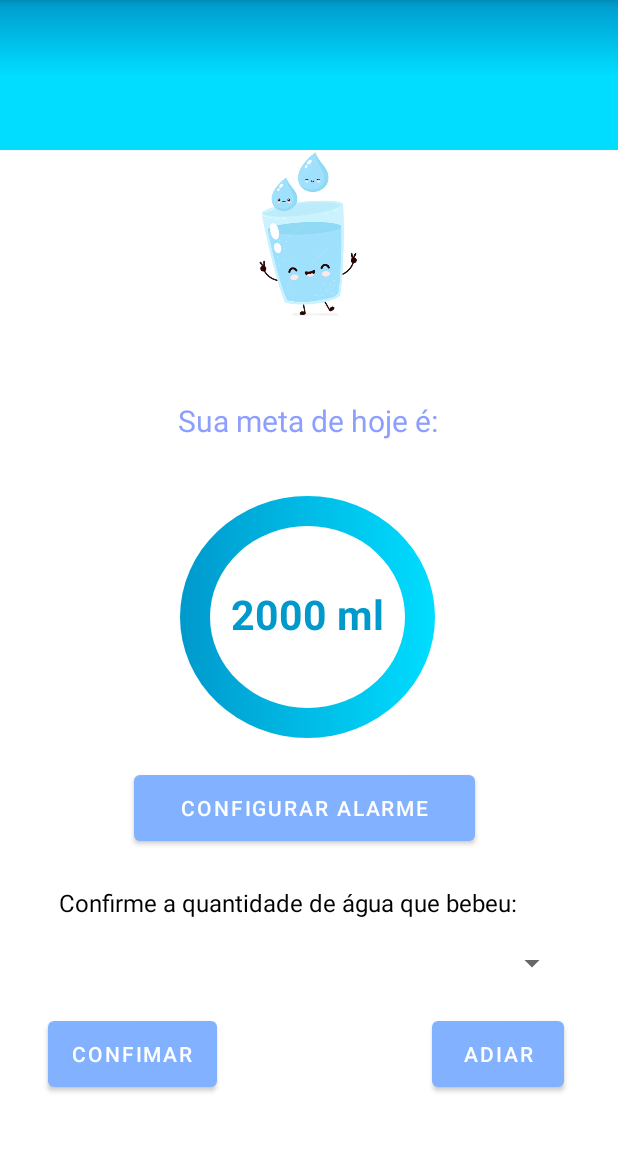
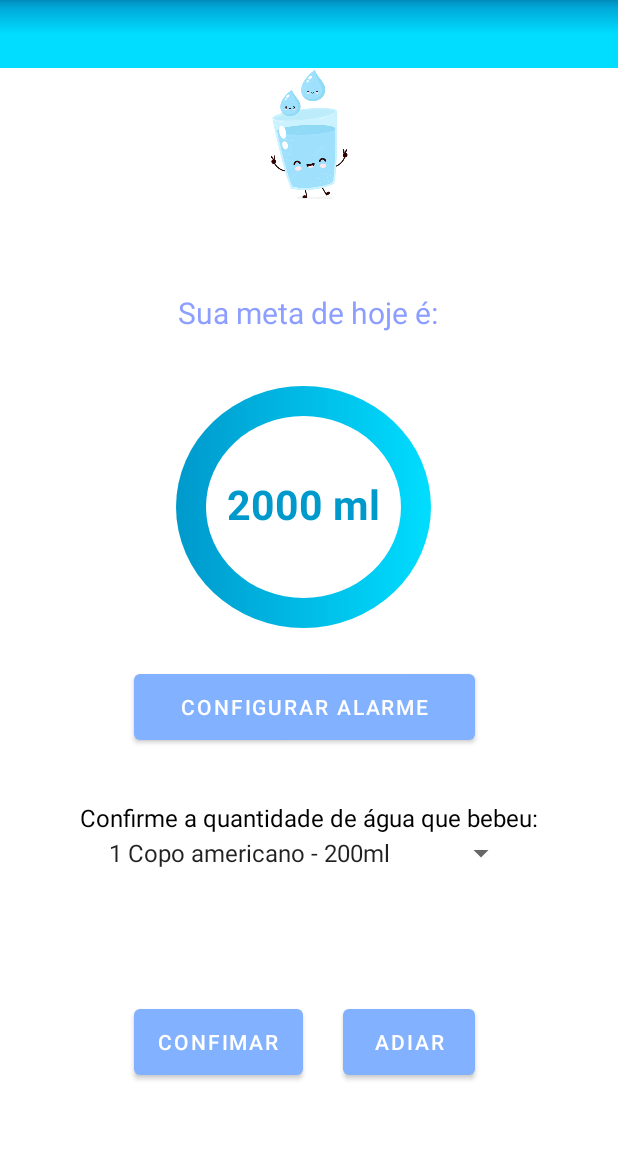
Before and after one commit to KevinRickelme/App-BeberAgua, an Android app: the Resultado screen opened directly, with no data from a screen before it, on a phone screen of 412 x 824 dp, the part 84-1236 px from its top. Run offline under Robolectric (Android 15) with nearby library versions, the light colour scheme and no system bars; 2 statements that could not run were skipped.

Commit message:
Tela config, att tela resultado

```diff
--- a/app/src/main/java/com/example/appbebergua/DadosPessoais.java
+++ b/app/src/main/java/com/example/appbebergua/DadosPessoais.java
@@ -58,14 +58,11 @@ public class DadosPessoais extends AppCompatActivity {
         long resultado = pessoaDao.insert(pessoa);
         if( resultado != -1){
             Intent it = new Intent(this, Resultado.class);
+            it.putExtra("primeiroAcesso", true);
             PessoaDAO p = new PessoaDAO(this);
             p.getPessoaFromDb();
             startActivity(it);
         }
-
-
-
-
     }
 
     private double calcularQtdAIngerir(double peso, boolean praticaExercicio) {
--- a/app/src/main/java/com/example/appbebergua/Notificacao.java
+++ b/app/src/main/java/com/example/appbebergua/Notificacao.java
@@ -24,6 +24,7 @@ public class Notificacao extends AppCompatActivity {
 
     public void setNotificationAlarm() {
         Intent it = new Intent(context, NotificacaoReceiver.class);
+        it.putExtra("primeiroAcesso", false);
         PendingIntent pendingIntent = PendingIntent.getBroadcast(
                 context, 0, it, 0);
 
--- a/app/src/main/java/com/example/appbebergua/Resultado.java
+++ b/app/src/main/java/com/example/appbebergua/Resultado.java
@@ -9,7 +9,10 @@ import android.os.Bundle;
 import android.view.Menu;
 import android.view.MenuItem;
 import android.view.View;
+import android.widget.AdapterView;
+import android.widget.ArrayAdapter;
 import android.widget.Button;
+import android.widget.Spinner;
 import android.widget.TextView;
 
 import java.util.Locale;
@@ -17,16 +20,22 @@ import java.util.Locale;
 import DAO.PessoaDAO;
 import model.Pessoa;
 
-public class Resultado extends AppCompatActivity {
-    Button btnAlarme;
+public class Resultado extends AppCompatActivity implements AdapterView.OnItemSelectedListener {
+    private Button btnAlarme, btnConfirma, btnAdiar;
     private Intent it;
     private Pessoa pessoa;
+    private Spinner opcoesQtdAguaIngerida;
+    private TextView txtQtdAgua;
+    private String respostaUser;
+
+    private boolean primeiroAcesso;
     @SuppressLint("MissingInflatedId")
     @Override
     protected void onCreate(Bundle savedInstanceState) {
         super.onCreate(savedInstanceState);
 
         it = getIntent();
+        it.getBooleanExtra("primeiroAcesso", false);
         pessoa = (Pessoa)it.getSerializableExtra("Pessoa");
         setContentView(R.layout.activity_resultado);
         TextView txtViewApresentacao = findViewById(R.id.textView2);
@@ -36,6 +45,26 @@ public class Resultado extends AppCompatActivity {
 
 
         btnAlarme = findViewById(R.id.btnAlarme);
+        btnConfirma = findViewById(R.id.btnConfirma);
+        btnAdiar = findViewById(R.id.btnAdiar);
+        opcoesQtdAguaIngerida = findViewById(R.id.opcoesQtdAguaIngerida);
+        ArrayAdapter<CharSequence> adapter = ArrayAdapter.createFromResource(
+                this, R.array.medidas_ml, android.R.layout.simple_spinner_item);
+        adapter.setDropDownViewResource(android.R.layout.simple_spinner_dropdown_item);
+        opcoesQtdAguaIngerida.setAdapter(adapter);
+
+
+        if(primeiroAcesso){
+            btnConfirma.setVisibility(View.INVISIBLE);
+            btnAdiar.setVisibility(View.INVISIBLE);
+            txtQtdAgua.setVisibility(View.INVISIBLE);
+            opcoesQtdAguaIngerida.setVisibility(View.INVISIBLE);
+        } else {
+            btnConfirma.setVisibility(View.VISIBLE);
+            btnAdiar.setVisibility(View.VISIBLE);
+//            txtQtdAgua.setVisibility(View.VISIBLE);
+            opcoesQtdAguaIngerida.setVisibility(View.VISIBLE);
+        }
 
     }
 
@@ -59,6 +88,17 @@ public class Resultado extends AppCompatActivity {
         return super.onOptionsItemSelected(item);
     }
 
+    public void onItemSelected(AdapterView<?> parent, View view,
+                               int pos, long id) {
+        respostaUser = parent.getItemAtPosition(pos).toString();
+
+    }
+
+    public void onNothingSelected(AdapterView<?> parent) {
+        // Another interface callback
+    }
+
+
     public void btnAlarme (View view) {
         Intent it = new Intent(this, activity_alarmes.class);
         startActivity(it);
--- a/app/src/main/res/layout/activity_config.xml
+++ b/app/src/main/res/layout/activity_config.xml
@@ -83,17 +83,16 @@
         android:id="@+id/textView2"
         android:layout_width="wrap_content"
         android:layout_height="wrap_content"
-        android:layout_marginTop="32dp"
         android:gravity="center_horizontal"
         android:text="Seus dados guardados aqui:"
         android:textColor="#8C9EFF"
         android:textSize="20sp"
-        app:layout_constraintBottom_toTopOf=""
+        app:layout_constraintBottom_toBottomOf="parent"
         app:layout_constraintEnd_toEndOf="parent"
-        app:layout_constraintHorizontal_bias="0.554"
+        app:layout_constraintHorizontal_bias="0.496"
         app:layout_constraintStart_toStartOf="parent"
-        app:layout_constraintTop_toBottomOf="@+id/view2"
-        app:layout_constraintVertical_bias="0.869" />
+        app:layout_constraintTop_toTopOf="parent"
+        app:layout_constraintVertical_bias="0.16" />
 
     <Button
         android:id="@+id/btnAlterar"
--- a/app/src/main/res/layout/activity_resultado.xml
+++ b/app/src/main/res/layout/activity_resultado.xml
@@ -11,12 +11,15 @@
 
     <View
         android:id="@+id/view2"
-        android:layout_width="match_parent"
-        android:layout_height="100dp"
+        android:layout_width="417dp"
+        android:layout_height="45dp"
         android:background="@drawable/container_header"
+        app:layout_constraintBottom_toBottomOf="parent"
         app:layout_constraintEnd_toEndOf="parent"
+        app:layout_constraintHorizontal_bias="1.0"
         app:layout_constraintStart_toStartOf="parent"
-        app:layout_constraintTop_toTopOf="parent" />
+        app:layout_constraintTop_toTopOf="parent"
+        app:layout_constraintVertical_bias="0.0" />
 
     <View
         android:id="@+id/container_resultado"
@@ -26,10 +29,10 @@
         android:textAlignment="center"
         app:layout_constraintBottom_toBottomOf="parent"
         app:layout_constraintEnd_toEndOf="parent"
-        app:layout_constraintHorizontal_bias="0.497"
+        app:layout_constraintHorizontal_bias="0.485"
         app:layout_constraintStart_toStartOf="parent"
         app:layout_constraintTop_toBottomOf="@+id/view2"
-        app:layout_constraintVertical_bias="0.455" />
+        app:layout_constraintVertical_bias="0.378" />
 
     <TextView
         android:id="@+id/txtResultado"
@@ -58,13 +61,12 @@
         app:layout_constraintHorizontal_bias="0.497"
         app:layout_constraintStart_toStartOf="parent"
         app:layout_constraintTop_toBottomOf="@+id/view2"
-        app:layout_constraintVertical_bias="0.829" />
+        app:layout_constraintVertical_bias="0.819" />
 
     <Button
         android:id="@+id/btnAlarme"
         android:layout_width="227dp"
         android:layout_height="56dp"
-        android:onClick="btnAlarme"
         android:text="Configurar alarme"
         android:textSize="14sp"
         app:layout_constraintBottom_toBottomOf="parent"
@@ -75,21 +77,21 @@
         app:layout_constraintVertical_bias="0.085" />
 
     <Button
-        android:id="@+id/button3"
+        android:id="@+id/btnConfirma"
         android:layout_width="wrap_content"
         android:layout_height="56dp"
         android:text="Confimar"
         app:layout_constraintBottom_toBottomOf="parent"
         app:layout_constraintEnd_toEndOf="parent"
-        app:layout_constraintHorizontal_bias="0.107"
+        app:layout_constraintHorizontal_bias="0.298"
         app:layout_constraintStart_toStartOf="parent"
         app:layout_constraintTop_toTopOf="parent"
-        app:layout_constraintVertical_bias="0.948" />
+        app:layout_constraintVertical_bias="0.936" />
 
     <ImageView
         android:id="@+id/imageView4"
-        android:layout_width="159dp"
-        android:layout_height="114dp"
+        android:layout_width="165dp"
+        android:layout_height="90dp"
         app:layout_constraintBottom_toTopOf="@+id/textView2"
         app:layout_constraintEnd_toEndOf="parent"
         app:layout_constraintHorizontal_bias="0.505"
@@ -98,42 +100,42 @@
         app:layout_constraintVertical_bias="0.0"
         app:srcCompat="@drawable/copo" />
 
+    <TextView
+        android:id="@+id/txtQtdAgua"
+        android:layout_width="wrap_content"
+        android:layout_height="wrap_content"
+        android:text="Confirme a quantidade de água que bebeu:"
+        android:textColor="#000000"
+        android:textSize="16sp"
+        android:visibility="visible"
+        app:layout_constraintBottom_toBottomOf="parent"
+        app:layout_constraintEnd_toEndOf="parent"
+        app:layout_constraintStart_toStartOf="parent"
+        app:layout_constraintTop_toBottomOf="@+id/btnAlarme"
+        app:layout_constraintVertical_bias="0.14" />
+
     <Spinner
-        android:id="@+id/spinner"
-        android:layout_width="346dp"
+        android:id="@+id/opcoesQtdAguaIngerida"
+        android:layout_width="280dp"
         android:layout_height="25dp"
         app:layout_constraintBottom_toBottomOf="parent"
         app:layout_constraintEnd_toEndOf="parent"
         app:layout_constraintHorizontal_bias="0.492"
         app:layout_constraintStart_toStartOf="parent"
-        app:layout_constraintTop_toTopOf="parent"
-        app:layout_constraintVertical_bias="0.847" />
-
-    <TextView
-        android:id="@+id/textView6"
-        android:layout_width="wrap_content"
-        android:layout_height="wrap_content"
-        android:text="Confirme a quantidade de água que bebeu:"
-        android:textColor="#000000"
-        android:textSize="16sp"
-        app:layout_constraintBottom_toBottomOf="parent"
-        app:layout_constraintEnd_toEndOf="parent"
-        app:layout_constraintHorizontal_bias="0.37"
-        app:layout_constraintStart_toStartOf="parent"
-        app:layout_constraintTop_toTopOf="parent"
-        app:layout_constraintVertical_bias="0.792" />
+        app:layout_constraintTop_toBottomOf="@+id/txtQtdAgua"
+        app:layout_constraintVertical_bias="0.0" />
 
     <Button
-        android:id="@+id/button2"
+        android:id="@+id/btnAdiar"
         android:layout_width="wrap_content"
         android:layout_height="56dp"
         android:text="Adiar"
         app:layout_constraintBottom_toBottomOf="parent"
         app:layout_constraintEnd_toEndOf="parent"
-        app:layout_constraintHorizontal_bias="0.888"
+        app:layout_constraintHorizontal_bias="0.705"
         app:layout_constraintStart_toStartOf="parent"
         app:layout_constraintTop_toTopOf="parent"
-        app:layout_constraintVertical_bias="0.948" />
+        app:layout_constraintVertical_bias="0.936" />
 
 
 </androidx.constraintlayout.widget.ConstraintLayout>
--- a/app/src/main/res/values/strings.xml
+++ b/app/src/main/res/values/strings.xml
@@ -2,4 +2,10 @@
     <string name="app_name">Drink Water</string>
     <string name="Configuracoes">Configurações</string>
     <string name="Sair">Sair</string>
+
+    <string-array name="medidas_ml">
+        <item>1 Copo americano - 200ml</item>
+        <item>1 Copo grande - 300ml</item>
+        <item>1 Garrafa de água- 500ml</item>
+    </string-array>
 </resources>
```
